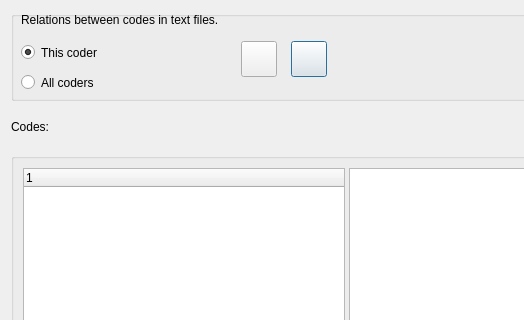
This is GUI_UIs/ui_dialog_code_relations.ui in ccbogel/QualCoder as Qt 5 draws it before an edit; both pictures show x 0 to 524 and y 0 to 320 of the 694 by 543 pixel window. The edited form follows.
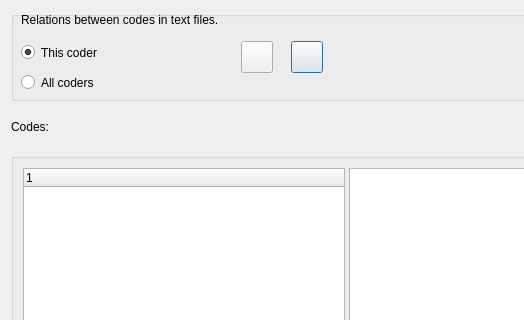
This is the edited form.

Diff of the .ui file:
```diff
--- a/GUI_UIs/ui_dialog_code_relations.ui
+++ b/GUI_UIs/ui_dialog_code_relations.ui
@@ -67,8 +67,8 @@
        <rect>
         <x>280</x>
         <y>30</y>
-        <width>36</width>
-        <height>36</height>
+        <width>32</width>
+        <height>32</height>
        </rect>
       </property>
       <property name="toolTip">
@@ -83,8 +83,8 @@
        <rect>
         <x>230</x>
         <y>30</y>
-        <width>36</width>
-        <height>36</height>
+        <width>32</width>
+        <height>32</height>
        </rect>
       </property>
       <property name="toolTip">
```
